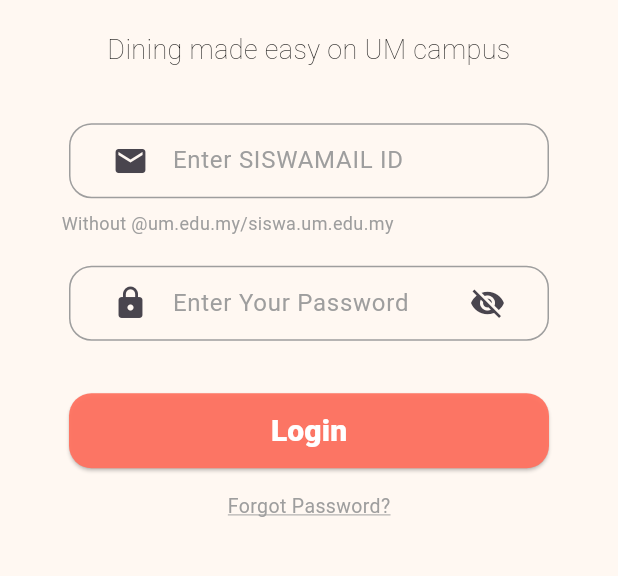
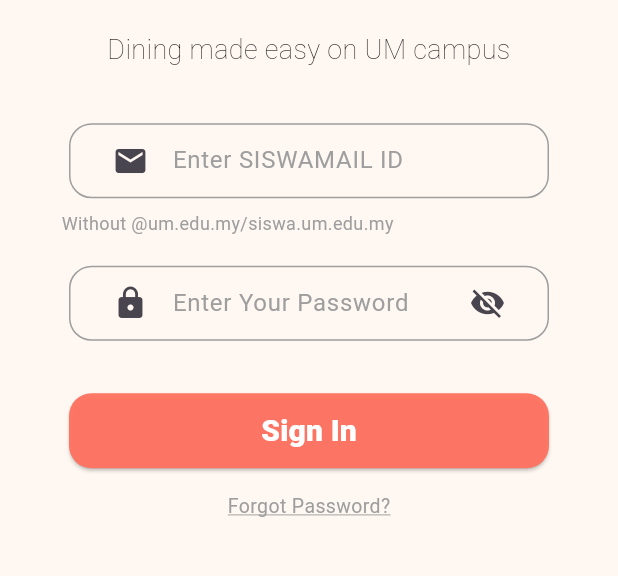
Before and after one commit to MarcusMQF/Food-System-App, a Flutter app: the screen it shows after launch, on a phone screen of 412 x 824 dp, the part 488-1064 px from its top. Run offline on Flutter 3.47's test engine with Material 3 defaults, Android fonts, the phone set to English and light mode, and no system bars; Roboto replaces fonts that are missing (AwesomeFriday); project files that could hold a hidden picture were left out.

Commit message:
Modify Appearance

```diff
--- a/lib/sign_in_page.dart
+++ b/lib/sign_in_page.dart
@@ -151,7 +151,7 @@ class _SignInPageState extends State<SignInPage> {
                   ),
                   child: _isLoading
                     ? const CircularProgressIndicator(color: Colors.white)
-                    : const Text('Login',
+                    : const Text('Sign In',
                         style: TextStyle(
                           fontSize: 20,
                           fontWeight: FontWeight.w800,
```
